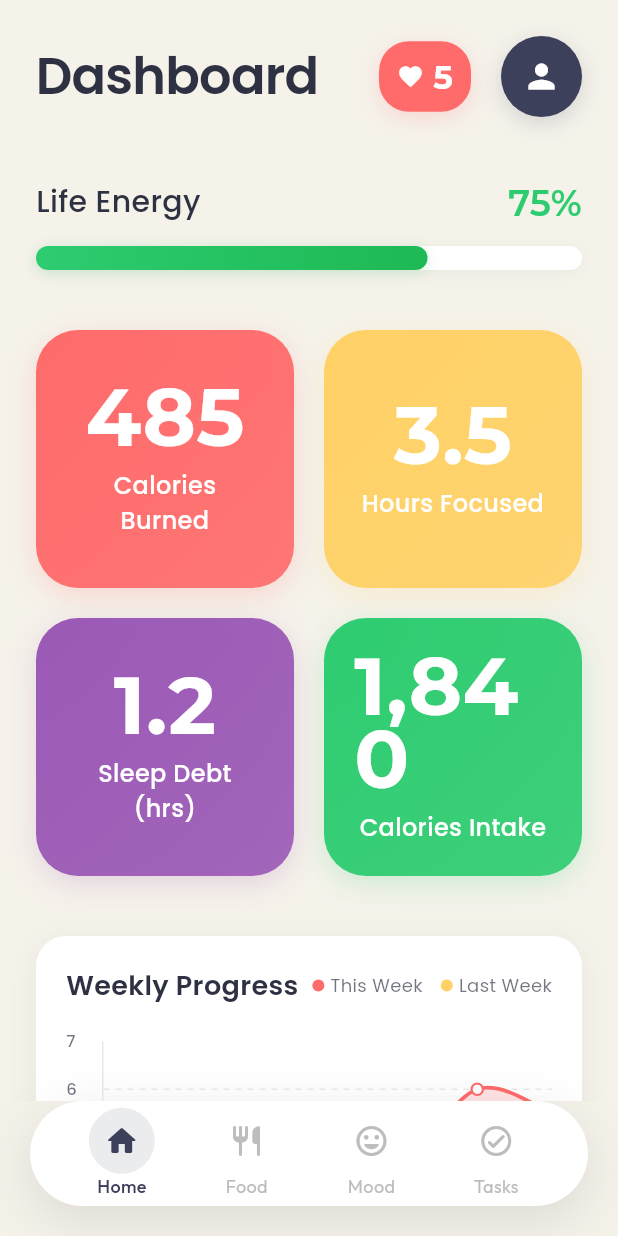
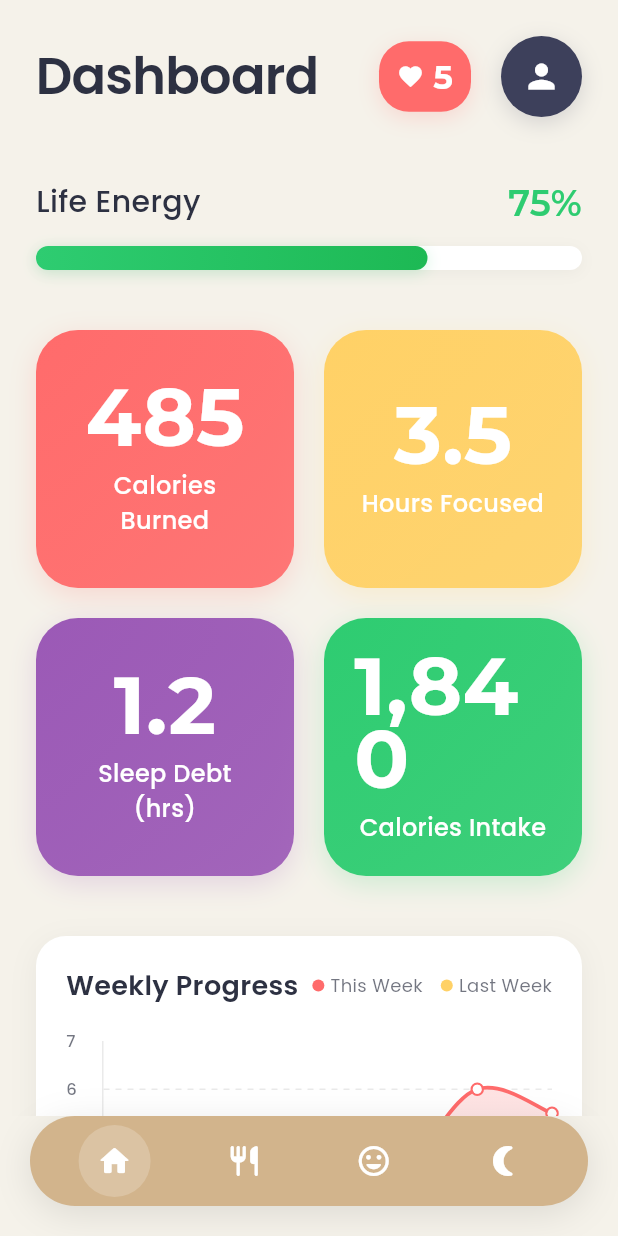
Before and after one commit to omsandippatil/GamYam, a Flutter app: the screen it shows after launch, after a tap on "GET STARTED", on a phone screen of 412 x 824 dp. Run offline on Flutter 3.47's test engine with Material 3 defaults, Android fonts, the phone set to English and light mode, and no system bars; drawn by our look-alikes of fl_chart; our stand-ins replace google_fonts, percent_indicator, syncfusion_flutter_charts.

Commit message:
Added Navbar

```diff
--- a/lib/main.dart
+++ b/lib/main.dart
@@ -1,7 +1,10 @@
 import 'package:flutter/material.dart';
 import 'package:google_fonts/google_fonts.dart';
 import 'screens/home_screen.dart';
-
+import 'screens/calorie_tracker_screen.dart';
+import 'screens/emotion_tracker_screen.dart';
+import 'screens/sleep_tracker_screen.dart';
+import 'screens/dashboard_screen.dart';
 
 void main() {
   runApp(const MyApp());
@@ -19,14 +22,22 @@ class MyApp extends StatelessWidget {
         primaryColor: const Color(0xFFD0BFE6), // Light Purple
         visualDensity: VisualDensity.adaptivePlatformDensity,
       ),
-      home: const WelcomePage(),
+      // Define all routes for the app
+      initialRoute: '/',
+      routes: {
+        '/': (context) => const WelcomePage(),
+        '/home': (context) => const HomeScreen(),
+        '/calorie-tracker': (context) => const CalorieTrackerScreen(),
+        '/emotion-tracker': (context) => const EmotionTrackerScreen(),
+        '/sleep-tracker': (context) => const SleepTrackerScreen(),
+        '/dashboard': (context) => const DashboardScreen(),
+      },
     );
   }
 }
 
 class WelcomePage extends StatelessWidget {
   const WelcomePage({super.key});
-
 
   @override
   Widget build(BuildContext context) {
@@ -185,10 +196,8 @@ class WelcomePage extends StatelessWidget {
                 padding: const EdgeInsets.symmetric(horizontal: 40, vertical: 30),
                 child: ElevatedButton(
                   onPressed: () {
-                    Navigator.pushReplacement(
-                      context,
-                      MaterialPageRoute(builder: (context) => const HomeScreen()),
-                    );
+                    // Using named route navigation instead of MaterialPageRoute
+                    Navigator.pushReplacementNamed(context, '/home');
                   },
                   style: ElevatedButton.styleFrom(
                     backgroundColor: const Color(0xFF9F86C0), // Purple
--- a/lib/screens/calorie_tracker_screen.dart
+++ b/lib/screens/calorie_tracker_screen.dart
@@ -1,4 +1,5 @@
 import 'package:flutter/material.dart';
+import 'package:gamyam/widgets/floating_navbar.dart';
 
 class CalorieTrackerScreen extends StatelessWidget {
   const CalorieTrackerScreen({super.key});
@@ -7,15 +8,16 @@ class CalorieTrackerScreen extends StatelessWidget {
   Widget build(BuildContext context) {
     return Scaffold(
       appBar: AppBar(
-        title: Text('Calorie Tracker'),
+        title: const Text('Calorie Tracker'),
         backgroundColor: Colors.purple,
       ),
-      body: Center(
+      body: const Center(
         child: Text(
           'Track Your Calories',
           style: TextStyle(fontSize: 24),
         ),
       ),
+      bottomNavigationBar: const FloatingNavbar(),
     );
   }
 }
--- a/lib/screens/emotion_tracker_screen.dart
+++ b/lib/screens/emotion_tracker_screen.dart
@@ -1,4 +1,5 @@
 import 'package:flutter/material.dart';
+import 'package:gamyam/widgets/floating_navbar.dart';
 
 class EmotionTrackerScreen extends StatelessWidget {
   const EmotionTrackerScreen({super.key});
@@ -16,6 +17,7 @@ class EmotionTrackerScreen extends StatelessWidget {
           style: TextStyle(fontSize: 24),
         ),
       ),
+      bottomNavigationBar: const FloatingNavbar(),
     );
   }
 }
--- a/lib/widgets/dashboard/focus_hours_chart.dart
+++ b/lib/widgets/dashboard/focus_hours_chart.dart
@@ -32,7 +32,7 @@ class FocusHoursChart extends StatelessWidget {
         borderRadius: BorderRadius.circular(28),
         boxShadow: [
           BoxShadow(
-            color: Colors.black.withOpacity(0.05),
+            color: Colors.black.withAlpha(13),
             spreadRadius: 0,
             blurRadius: 20,
             offset: const Offset(0, 6),
@@ -84,16 +84,14 @@ class FocusHoursChart extends StatelessWidget {
                       sideTitles: SideTitles(
                         showTitles: true,
                         reservedSize: 30,
+                        // Using a simplified version of getTitlesWidget
                         getTitlesWidget: (value, meta) {
                           if (value.toInt() >= 0 && value.toInt() < days.length) {
-                            return SideTitleWidget(
-                              side: meta.axisSide,
-                              child: Text(
+                            return Text(
                               days[value.toInt()],
                               style: GoogleFonts.poppins(
                                 color: const Color(0xFF9093A3),
                                 fontSize: 12,
-                                ),
                               ),
                             );
                           }
@@ -105,15 +103,13 @@ class FocusHoursChart extends StatelessWidget {
                       sideTitles: SideTitles(
                         showTitles: true,
                         reservedSize: 40,
+                        // Using a simplified version of getTitlesWidget
                         getTitlesWidget: (value, meta) {
-                          return SideTitleWidget(
-                            side: meta.axisSide,
-                            child: Text(
+                          return Text(
                             '${value.toInt()}h',
                             style: GoogleFonts.poppins(
                               color: const Color(0xFF9093A3),
                               fontSize: 12,
-                              ),
                             ),
                           );
                         },
--- a/lib/widgets/floating_navbar.dart
+++ b/lib/widgets/floating_navbar.dart
@@ -1,70 +1,66 @@
 import 'package:flutter/material.dart';
-import 'package:google_fonts/google_fonts.dart';
 
 class FloatingNavbar extends StatelessWidget {
   const FloatingNavbar({super.key});
 
   @override
   Widget build(BuildContext context) {
-    // Get the current route name to highlight the active tab
+    // Get the current route name to determine active tab
     final String currentRoute = ModalRoute.of(context)?.settings.name ?? '/';
+
+    // Determine the navbar color based on active page
+    Color navbarColor;
+    if (currentRoute == '/calorie-tracker') {
+      navbarColor = const Color(0xFF2A9D5F); // Dark green for food
+    } else if (currentRoute == '/emotion-tracker') {
+      navbarColor = const Color(0xFFD4AB3A); // Dark yellow for mood
+    } else if (currentRoute == '/sleep-tracker') {
+      navbarColor = const Color(0xFF7D3C98); // Dark purple for sleep
+    } else {
+      navbarColor = const Color(0xFFD2B48C); // Dark beige for home
+    }
 
     return Padding(
       padding: const EdgeInsets.only(left: 20, right: 20, bottom: 20),
       child: Container(
-        height: 70,
+        height: 60,
         decoration: BoxDecoration(
-          color: Colors.white,
-          borderRadius: BorderRadius.circular(35),
+          color: navbarColor,
+          borderRadius: BorderRadius.circular(30),
           boxShadow: [
             BoxShadow(
-              color: Colors.black.withOpacity(0.1),
-              blurRadius: 30,
-              offset: const Offset(0, 10),
+              color: Colors.black.withAlpha(26),
+              blurRadius: 20,
+              offset: const Offset(0, 5),
             ),
           ],
         ),
         child: Row(
           mainAxisAlignment: MainAxisAlignment.spaceEvenly,
           children: [
-            // Home Button
             _buildNavItem(
               context: context,
               icon: Icons.home_rounded,
-              label: 'Home',
-              route: '/',
+              route: '/home',
               isActive: currentRoute == '/' || currentRoute == '/home',
-              color: const Color(0xFF3D405B),
             ),
-
-            // Food/Calorie Tracker Button
             _buildNavItem(
               context: context,
               icon: Icons.restaurant_rounded,
-              label: 'Food',
               route: '/calorie-tracker',
               isActive: currentRoute == '/calorie-tracker',
-              color: const Color(0xFF2ECC71),
             ),
-
-            // Emotion Tracker Button
             _buildNavItem(
               context: context,
               icon: Icons.mood_rounded,
-              label: 'Mood',
               route: '/emotion-tracker',
               isActive: currentRoute == '/emotion-tracker',
-              color: const Color(0xFFFFD166),
             ),
-
-            // Todo List Button
             _buildNavItem(
               context: context,
-              icon: Icons.check_circle_outline_rounded,
-              label: 'Tasks',
-              route: '/todo-list',
-              isActive: currentRoute == '/todo-list',
-              color: const Color(0xFF9B59B6),
+              icon: Icons.nightlight_round,
+              route: '/sleep-tracker',
+              isActive: currentRoute == '/sleep-tracker',
             ),
           ],
         ),
@@ -75,78 +71,39 @@ class FloatingNavbar extends StatelessWidget {
   Widget _buildNavItem({
     required BuildContext context,
     required IconData icon,
-    required String label,
     required String route,
     required bool isActive,
-    required Color color,
   }) {
-    return GestureDetector(
+    // Using InkWell instead of GestureDetector for better tap feedback
+    return InkWell(
       onTap: () {
         if (!isActive) {
-          // Handle navigation based on the route
-          switch (route) {
-            case '/':
-              // We're already on home, no need to navigate
-              break;
-            case '/calorie-tracker':
-              Navigator.pushReplacementNamed(context, '/calorie-tracker');
-              // Alternative approach if named routes aren't set up:
-              // Navigator.pushReplacement(
-              //   context,
-              //   MaterialPageRoute(
-              //     builder: (context) => const CalorieTrackerScreen(),
-              //   ),
-              // );
-              break;
-            case '/emotion-tracker':
-              Navigator.pushReplacementNamed(context, '/emotion-tracker');
-              // Alternative approach:
-              // Navigator.pushReplacement(
-              //   context,
-              //   MaterialPageRoute(
-              //     builder: (context) => const EmotionTrackerScreen(),
-              //   ),
-              // );
-              break;
-            case '/todo-list':
-              Navigator.pushReplacementNamed(context, '/todo-list');
-              // Alternative approach:
-              // Navigator.pushReplacement(
-              //   context,
-              //   MaterialPageRoute(
-              //     builder: (context) => const TodoListScreen(),
-              //   ),
-              // );
-              break;
-          }
+          print('Navigating to $route'); // Debug print to verify tap is detected
+          Navigator.of(context).pushReplacementNamed(route);
         }
       },
-      child: Column(
-        mainAxisAlignment: MainAxisAlignment.center,
-        children: [
-          // Icon with conditional styling
-          Container(
-            padding: const EdgeInsets.all(10),
+      // Using Material to make InkWell work properly
+      child: Material(
+        color: Colors.transparent,
+        child: Container(
+          // Increased tap target size for better touch detection
+          width: 60,
+          height: 60,
+          child: Center(
+            child: Container(
+              padding: const EdgeInsets.all(12),
               decoration: BoxDecoration(
-              color: isActive ? color.withOpacity(0.1) : Colors.transparent,
+                color: isActive ? Colors.white.withAlpha(51) : Colors.transparent,
                 shape: BoxShape.circle,
               ),
               child: Icon(
                 icon,
-              color: isActive ? color : Colors.grey.shade400,
+                color: Colors.white,
                 size: 24,
               ),
             ),
-          // Label with conditional styling
-          Text(
-            label,
-            style: GoogleFonts.outfit(
-              color: isActive ? color : Colors.grey.shade400,
-              fontSize: 12,
-              fontWeight: isActive ? FontWeight.w500 : FontWeight.w400,
           ),
         ),
-        ],
       ),
     );
   }
```
Also changed, not shown: lib/screens/sleep_tracker_screen.dart (+276 -0 lines). Lines whose indentation alone changed are shown as unchanged.
